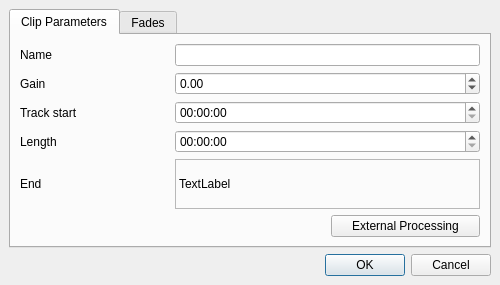
This is src/sheetcanvas/ui/AudioClipEditDialog.ui in ErwanLegrand/Traverso-DAW as Qt 5 draws it before an edit. The edited form follows.
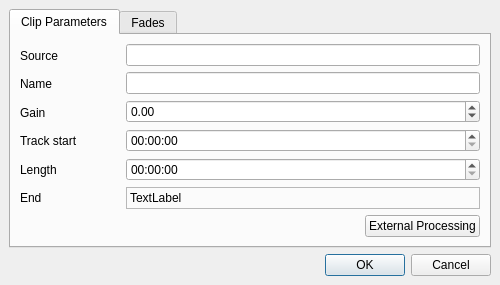
This is the edited form.

Commit message: * add a line edit with the source file name, I think that makes sense?

Patch:
```diff
--- a/src/sheetcanvas/ui/AudioClipEditDialog.ui
+++ b/src/sheetcanvas/ui/AudioClipEditDialog.ui
@@ -28,110 +28,140 @@
       <attribute name="title" >
        <string>Clip Parameters</string>
       </attribute>
-      <layout class="QGridLayout" >
-       <property name="margin" >
-        <number>9</number>
-       </property>
-       <property name="spacing" >
-        <number>6</number>
-       </property>
-       <item row="5" column="0" colspan="2" >
-        <spacer>
-         <property name="orientation" >
-          <enum>Qt::Horizontal</enum>
-         </property>
-         <property name="sizeHint" >
-          <size>
-           <width>261</width>
-           <height>20</height>
-          </size>
-         </property>
-        </spacer>
+      <layout class="QVBoxLayout" name="verticalLayout_3">
+       <item>
+        <layout class="QHBoxLayout" name="horizontalLayout">
+         <item>
+          <layout class="QVBoxLayout" name="verticalLayout_2">
+           <item>
+            <widget class="QLabel" name="label_14">
+             <property name="minimumSize">
+              <size>
+               <width>100</width>
+               <height>0</height>
+              </size>
+             </property>
+             <property name="text">
+              <string>Source</string>
+             </property>
+            </widget>
+           </item>
+           <item>
+            <widget class="QLabel" name="label">
+             <property name="text">
+              <string>Name</string>
+             </property>
+            </widget>
+           </item>
+           <item>
+            <widget class="QLabel" name="label_4">
+             <property name="text">
+              <string>Gain</string>
+             </property>
+            </widget>
+           </item>
+           <item>
+            <widget class="QLabel" name="label_3">
+             <property name="text">
+              <string>Track start</string>
+             </property>
+            </widget>
+           </item>
+           <item>
+            <widget class="QLabel" name="label_2">
+             <property name="text">
+              <string>Length</string>
+             </property>
+            </widget>
+           </item>
+           <item>
+            <widget class="QLabel" name="label_6">
+             <property name="text">
+              <string>End</string>
+             </property>
+            </widget>
+           </item>
+          </layout>
+         </item>
+         <item>
+          <layout class="QVBoxLayout" name="verticalLayout">
+           <item>
+            <widget class="QLineEdit" name="sourceLineEdit">
+             <property name="readOnly">
+              <bool>false</bool>
+             </property>
+            </widget>
+           </item>
+           <item>
+            <widget class="QLineEdit" name="clipNameLineEdit"/>
+           </item>
+           <item>
+            <widget class="QDoubleSpinBox" name="clipGainSpinBox">
+             <property name="minimum">
+              <double>-120.000000000000000</double>
+             </property>
+             <property name="maximum">
+              <double>30.000000000000000</double>
+             </property>
+             <property name="singleStep">
+              <double>0.200000000000000</double>
+             </property>
+            </widget>
+           </item>
+           <item>
+            <widget class="QTimeEdit" name="clipStartEdit">
+             <property name="toolTip">
+              <string>hh:mm:ss.sss</string>
+             </property>
+            </widget>
+           </item>
+           <item>
+            <widget class="QTimeEdit" name="clipLengthEdit">
+             <property name="toolTip">
+              <string>hh:mm:ss.sss</string>
+             </property>
+            </widget>
+           </item>
+           <item>
+            <widget class="QLabel" name="clipEndLineEdit">
+             <property name="frameShape">
+              <enum>QFrame::StyledPanel</enum>
+             </property>
+             <property name="frameShadow">
+              <enum>QFrame::Sunken</enum>
+             </property>
+             <property name="text">
+              <string>TextLabel</string>
+             </property>
+            </widget>
+           </item>
+          </layout>
+         </item>
+        </layout>
        </item>
-       <item row="5" column="2" >
-        <widget class="QPushButton" name="externalProcessingButton" >
-         <property name="text" >
-          <string>External Processing</string>
-         </property>
-        </widget>
-       </item>
-       <item row="0" column="1" colspan="2" >
-        <widget class="QLineEdit" name="clipNameLineEdit" />
-       </item>
-       <item row="1" column="1" colspan="2" >
-        <widget class="QDoubleSpinBox" name="clipGainSpinBox" >
-         <property name="maximum" >
-          <double>30.000000000000000</double>
-         </property>
-         <property name="minimum" >
-          <double>-120.000000000000000</double>
-         </property>
-         <property name="singleStep" >
-          <double>0.200000000000000</double>
-         </property>
-        </widget>
-       </item>
-       <item row="2" column="1" colspan="2" >
-        <widget class="QTimeEdit" name="clipStartEdit" >
-         <property name="toolTip" >
-          <string>hh:mm:ss.sss</string>
-         </property>
-        </widget>
-       </item>
-       <item row="3" column="1" colspan="2" >
-        <widget class="QTimeEdit" name="clipLengthEdit" >
-         <property name="toolTip" >
-          <string>hh:mm:ss.sss</string>
-         </property>
-        </widget>
-       </item>
-       <item row="4" column="1" colspan="2" >
-        <widget class="QLabel" name="clipEndLineEdit" >
-         <property name="frameShape" >
-          <enum>QFrame::StyledPanel</enum>
-         </property>
-         <property name="frameShadow" >
-          <enum>QFrame::Sunken</enum>
-         </property>
-         <property name="text" >
-          <string>TextLabel</string>
-         </property>
-        </widget>
-       </item>
-       <item row="4" column="0" >
-        <widget class="QLabel" name="label_6" >
-         <property name="text" >
-          <string>End</string>
-         </property>
-        </widget>
-       </item>
-       <item row="3" column="0" >
-        <widget class="QLabel" name="label_2" >
-         <property name="text" >
-          <string>Length</string>
-         </property>
-        </widget>
-       </item>
-       <item row="2" column="0" >
-        <widget class="QLabel" name="label_3" >
-         <property name="text" >
-          <string>Track start</string>
-         </property>
-        </widget>
-       </item>
-       <item row="1" column="0" >
-        <widget class="QLabel" name="label_4" >
-         <property name="text" >
-          <string>Gain</string>
-         </property>
-        </widget>
-       </item>
-       <item row="0" column="0" >
-        <widget class="QLabel" name="label" >
-         <property name="text" >
-          <string>Name</string>
-         </property>
-        </widget>
+       <item>
+        <layout class="QHBoxLayout" name="horizontalLayout_2">
+         <item>
+          <spacer>
+           <property name="orientation">
+            <enum>Qt::Horizontal</enum>
+           </property>
+           <property name="sizeHint" stdset="0">
+            <size>
+             <width>261</width>
+             <height>20</height>
+            </size>
+           </property>
+          </spacer>
+         </item>
+         <item>
+          <widget class="QPushButton" name="externalProcessingButton">
+           <property name="text">
+            <string>External Processing</string>
+           </property>
+          </widget>
+         </item>
+        </layout>
        </item>
       </layout>
      </widget>
```
Left out of the diff: 191 changed lines with no effect on the pictures. The commit also changes 1 other file.
